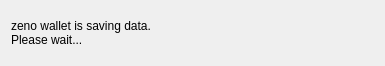
Above: src/Gui/Common/ExitWidget.ui from zeno-project/zeno-gui before the change. Below: the same form after it.
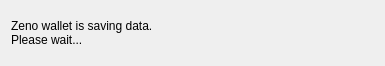
That is the form after the change.

Diff of the .ui file:
```diff
--- a/src/Gui/Common/ExitWidget.ui
+++ b/src/Gui/Common/ExitWidget.ui
@@ -17,7 +17,7 @@
    <item>
     <widget class="QLabel" name="label">
      <property name="text">
-      <string>zeno wallet is saving data.
+      <string>Zeno wallet is saving data.
 Please wait...</string>
      </property>
     </widget>
```
